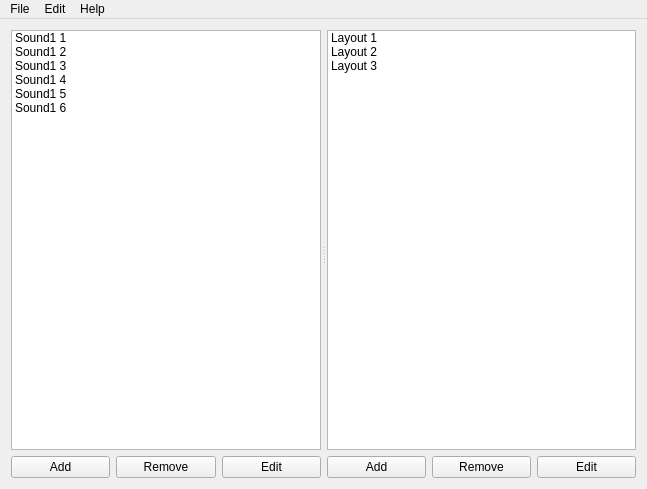
First picture: the form in mainwindow.ui, repository defaultsamson/Soundboard, before the edit.
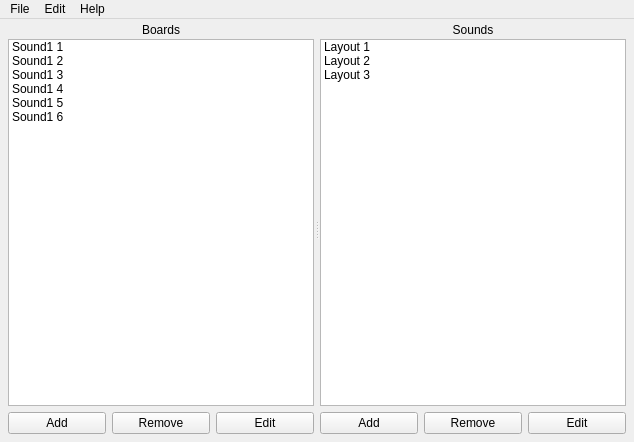
Second picture: the form after the edit.

Commit message: Added titles, tightened layout

```diff
--- a/mainwindow.ui
+++ b/mainwindow.ui
@@ -6,8 +6,8 @@
    <rect>
     <x>0</x>
     <y>0</y>
-    <width>647</width>
-    <height>489</height>
+    <width>634</width>
+    <height>442</height>
    </rect>
   </property>
   <property name="windowTitle">
@@ -18,6 +18,18 @@
     <bool>false</bool>
    </property>
    <layout class="QHBoxLayout" name="horizontalLayout_3">
+    <property name="leftMargin">
+     <number>8</number>
+    </property>
+    <property name="topMargin">
+     <number>4</number>
+    </property>
+    <property name="rightMargin">
+     <number>8</number>
+    </property>
+    <property name="bottomMargin">
+     <number>8</number>
+    </property>
     <item>
      <widget class="QSplitter" name="splitter">
       <property name="orientation">
@@ -31,6 +43,9 @@
       </property>
       <widget class="QWidget" name="widget_2" native="true">
        <layout class="QVBoxLayout" name="verticalLayout_5">
+        <property name="spacing">
+         <number>0</number>
+        </property>
         <property name="leftMargin">
          <number>0</number>
         </property>
@@ -43,6 +58,32 @@
         <property name="bottomMargin">
          <number>0</number>
         </property>
+        <item>
+         <widget class="QLabel" name="label">
+          <property name="text">
+           <string>Boards</string>
+          </property>
+          <property name="alignment">
+           <set>Qt::AlignCenter</set>
+          </property>
+         </widget>
+        </item>
+        <item>
+         <spacer name="verticalSpacer">
+          <property name="orientation">
+           <enum>Qt::Vertical</enum>
+          </property>
+          <property name="sizeType">
+           <enum>QSizePolicy::Fixed</enum>
+          </property>
+          <property name="sizeHint" stdset="0">
+           <size>
+            <width>20</width>
+            <height>2</height>
+           </size>
+          </property>
+         </spacer>
+        </item>
         <item>
          <widget class="QListWidget" name="listWidget_2">
           <item>
@@ -77,6 +118,22 @@
           </item>
          </widget>
         </item>
+        <item>
+         <spacer name="verticalSpacer_3">
+          <property name="orientation">
+           <enum>Qt::Vertical</enum>
+          </property>
+          <property name="sizeType">
+           <enum>QSizePolicy::Fixed</enum>
+          </property>
+          <property name="sizeHint" stdset="0">
+           <size>
+            <width>20</width>
+            <height>6</height>
+           </size>
+          </property>
+         </spacer>
+        </item>
         <item>
          <layout class="QHBoxLayout" name="horizontalLayout">
           <item>
@@ -106,6 +163,9 @@
       </widget>
       <widget class="QWidget" name="widget" native="true">
        <layout class="QVBoxLayout" name="verticalLayout_4">
+        <property name="spacing">
+         <number>0</number>
+        </property>
         <property name="leftMargin">
          <number>0</number>
         </property>
@@ -118,6 +178,32 @@
         <property name="bottomMargin">
          <number>0</number>
         </property>
+        <item>
+         <widget class="QLabel" name="label_2">
+          <property name="text">
+           <string>Sounds</string>
+          </property>
+          <property name="alignment">
+           <set>Qt::AlignCenter</set>
+          </property>
+         </widget>
+        </item>
+        <item>
+         <spacer name="verticalSpacer_2">
+          <property name="orientation">
+           <enum>Qt::Vertical</enum>
+          </property>
+          <property name="sizeType">
+           <enum>QSizePolicy::Fixed</enum>
+          </property>
+          <property name="sizeHint" stdset="0">
+           <size>
+            <width>20</width>
+            <height>2</height>
+           </size>
+          </property>
+         </spacer>
+        </item>
         <item>
          <widget class="QListWidget" name="listWidget">
           <item>
@@ -137,6 +223,22 @@
           </item>
          </widget>
         </item>
+        <item>
+         <spacer name="verticalSpacer_4">
+          <property name="orientation">
+           <enum>Qt::Vertical</enum>
+          </property>
+          <property name="sizeType">
+           <enum>QSizePolicy::Fixed</enum>
+          </property>
+          <property name="sizeHint" stdset="0">
+           <size>
+            <width>20</width>
+            <height>6</height>
+           </size>
+          </property>
+         </spacer>
+        </item>
         <item>
          <layout class="QHBoxLayout" name="horizontalLayout_2">
           <item>
@@ -173,7 +275,7 @@
     <rect>
      <x>0</x>
      <y>0</y>
-     <width>647</width>
+     <width>634</width>
      <height>22</height>
     </rect>
    </property>
```
The commit also changes 2 other files.
